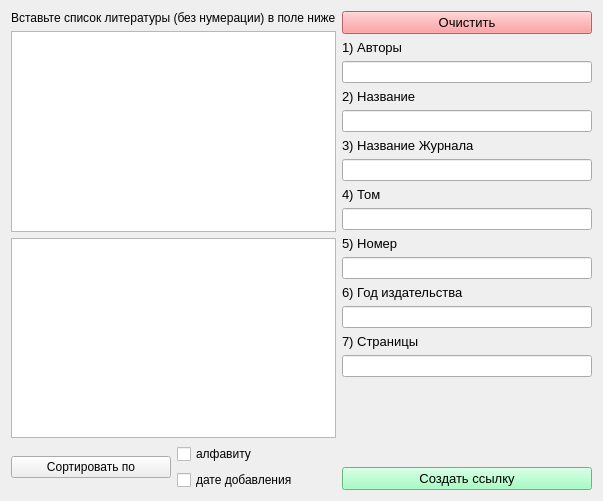
Before: the Qt Designer form journalarticlewidget.ui in CircumnavigationJourney/GOST_Literature, drawn with Qt 5.
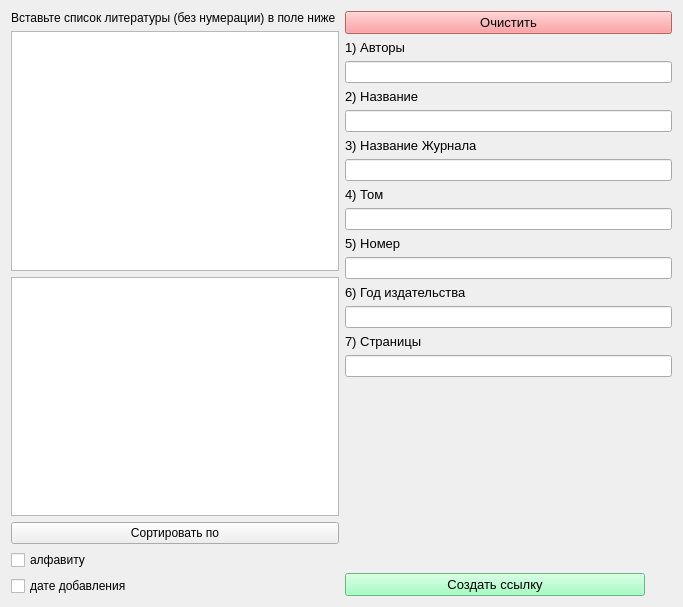
After: the same form once the commit is applied.

The edit to the form file:
```diff
--- a/journalarticlewidget.ui
+++ b/journalarticlewidget.ui
@@ -6,18 +6,29 @@
    <rect>
     <x>0</x>
     <y>0</y>
-    <width>603</width>
-    <height>501</height>
+    <width>683</width>
+    <height>607</height>
    </rect>
   </property>
   <property name="windowTitle">
    <string>Form</string>
   </property>
   <layout class="QGridLayout" name="gridLayout">
-   <item row="0" column="0" colspan="2">
+   <item row="0" column="0">
+    <layout class="QHBoxLayout" name="horizontalLayout">
+     <item>
     <layout class="QVBoxLayout" name="verticalLayout_2">
+       <property name="sizeConstraint">
+        <enum>QLayout::SetMaximumSize</enum>
+       </property>
      <item>
       <widget class="QLabel" name="label_9">
+         <property name="sizePolicy">
+          <sizepolicy hsizetype="Expanding" vsizetype="Fixed">
+           <horstretch>0</horstretch>
+           <verstretch>0</verstretch>
+          </sizepolicy>
+         </property>
        <property name="text">
         <string>Вставьте список литературы (без нумерации) в поле ниже</string>
        </property>
@@ -27,21 +38,68 @@
       <widget class="QTextEdit" name="input_text"/>
      </item>
      <item>
-      <widget class="QListWidget" name="listWidget">
-       <property name="maximumSize">
-        <size>
-         <width>16777215</width>
-         <height>200</height>
-        </size>
+        <widget class="QListView" name="listView"/>
+       </item>
+       <item>
+        <widget class="QPushButton" name="pushButton_3">
+         <property name="sizePolicy">
+          <sizepolicy hsizetype="Expanding" vsizetype="Fixed">
+           <horstretch>0</horstretch>
+           <verstretch>0</verstretch>
+          </sizepolicy>
+         </property>
+         <property name="text">
+          <string>Сортировать по</string>
+         </property>
+        </widget>
+       </item>
+       <item>
+        <widget class="QCheckBox" name="checkBox">
+         <property name="sizePolicy">
+          <sizepolicy hsizetype="Expanding" vsizetype="Fixed">
+           <horstretch>0</horstretch>
+           <verstretch>0</verstretch>
+          </sizepolicy>
+         </property>
+         <property name="text">
+          <string>алфавиту</string>
+         </property>
+        </widget>
+       </item>
+       <item>
+        <widget class="QCheckBox" name="checkBox_2">
+         <property name="sizePolicy">
+          <sizepolicy hsizetype="Expanding" vsizetype="Fixed">
+           <horstretch>0</horstretch>
+           <verstretch>0</verstretch>
+          </sizepolicy>
+         </property>
+         <property name="text">
+          <string>дате добавления</string>
        </property>
       </widget>
      </item>
     </layout>
    </item>
-   <item row="0" column="2" rowspan="3">
+     <item>
     <layout class="QVBoxLayout" name="verticalLayout">
+       <property name="sizeConstraint">
+        <enum>QLayout::SetFixedSize</enum>
+       </property>
      <item>
       <widget class="QPushButton" name="pushButton_2">
+         <property name="sizePolicy">
+          <sizepolicy hsizetype="Fixed" vsizetype="Fixed">
+           <horstretch>0</horstretch>
+           <verstretch>0</verstretch>
+          </sizepolicy>
+         </property>
+         <property name="minimumSize">
+          <size>
+           <width>300</width>
+           <height>0</height>
+          </size>
+         </property>
        <property name="maximumSize">
         <size>
          <width>2000</width>
@@ -195,6 +253,18 @@
      </item>
      <item>
       <widget class="QPushButton" name="pushButton">
+         <property name="sizePolicy">
+          <sizepolicy hsizetype="Fixed" vsizetype="Fixed">
+           <horstretch>0</horstretch>
+           <verstretch>0</verstretch>
+          </sizepolicy>
+         </property>
+         <property name="minimumSize">
+          <size>
+           <width>300</width>
+           <height>0</height>
+          </size>
+         </property>
        <property name="font">
         <font>
          <pointsize>10</pointsize>
@@ -211,26 +281,7 @@
      </item>
     </layout>
    </item>
-   <item row="1" column="0" rowspan="2">
-    <widget class="QPushButton" name="pushButton_3">
-     <property name="text">
-      <string>Сортировать по</string>
-     </property>
-    </widget>
-   </item>
-   <item row="1" column="1">
-    <widget class="QCheckBox" name="checkBox">
-     <property name="text">
-      <string>алфавиту</string>
-     </property>
-    </widget>
-   </item>
-   <item row="2" column="1">
-    <widget class="QCheckBox" name="checkBox_2">
-     <property name="text">
-      <string>дате добавления</string>
-     </property>
-    </widget>
+    </layout>
    </item>
   </layout>
  </widget>
```
Lines whose indentation alone changed are shown as unchanged.
